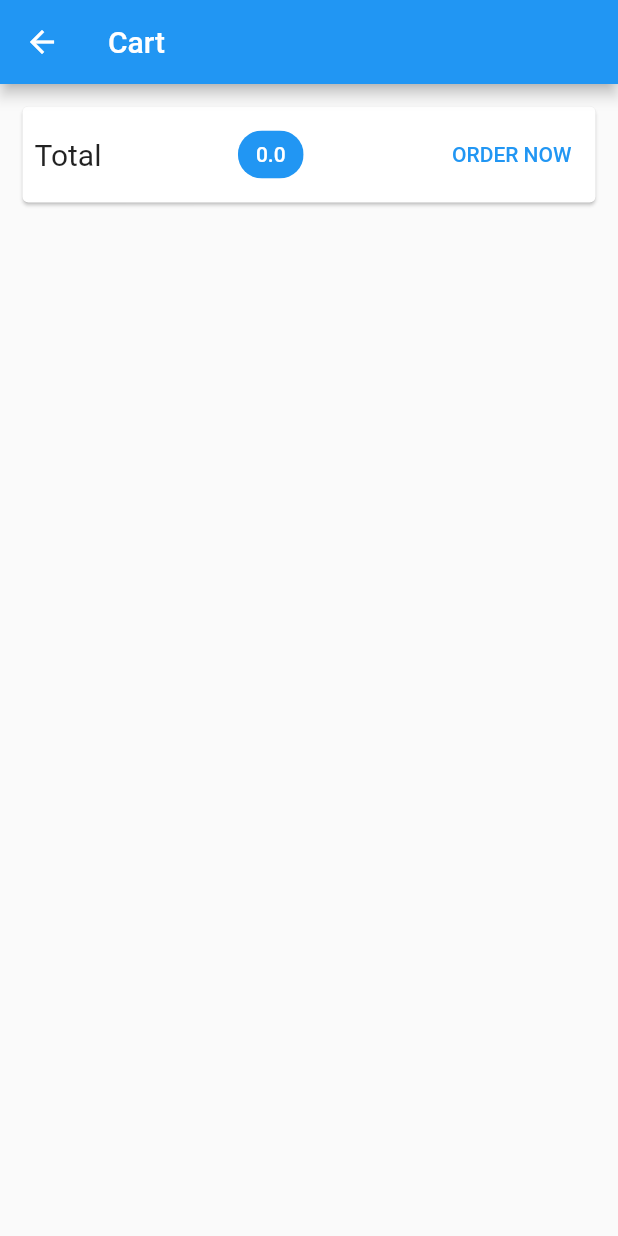
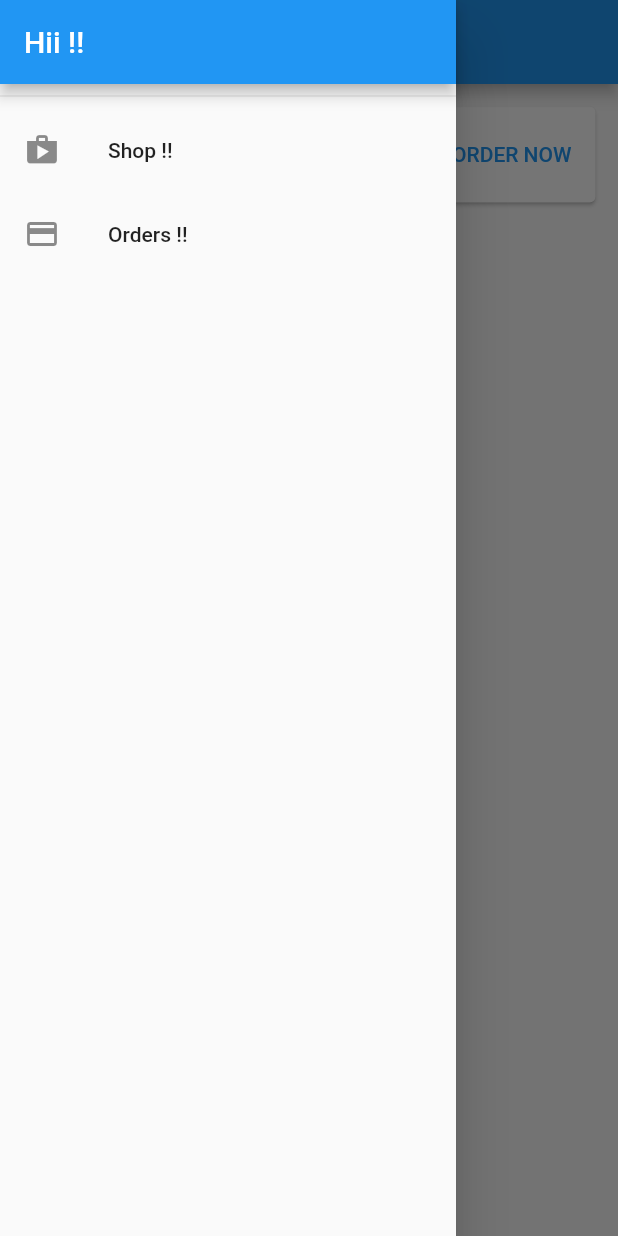
Before and after one commit to Sid-80/Flutter-Nike, a Flutter app: the CartScreen screen opened by its route, with the side drawer open (before the commit the screen has no drawer), on a phone screen of 412 x 824 dp. Run offline on Flutter 3.47's test engine with Material 2 defaults, Android fonts, the light colour scheme and no system bars; network calls fail.

Commit message:
drawer and order list completed

```diff
--- a/lib/Screens/cart.dart
+++ b/lib/Screens/cart.dart
@@ -42,4 +42,9 @@ class Cart with ChangeNotifier{
     notifyListeners();
   }
 
+  void clearCart() {
+    _items = {};
+    notifyListeners();
+  }
+
 }
--- a/lib/Screens/cart_screen.dart
+++ b/lib/Screens/cart_screen.dart
@@ -1,6 +1,8 @@
 import "package:flutter/material.dart";
 import "package:provider/provider.dart";
 import 'package:shopmain/Screens/cart.dart' show Cart;
+import 'package:shopmain/providers/orders.dart';
+import 'package:shopmain/widgets/order_drawer.dart';
 import '../widgets/cartItem.dart';
 
 class CartScreen extends StatelessWidget {
@@ -9,16 +11,17 @@ class CartScreen extends StatelessWidget {
     final cart = Provider.of<Cart>(context);
     return Scaffold(
       appBar: AppBar(title: const Text("Cart"),),
+      drawer: const OrderDrawer(),
       body: Column(
         children: [
           Card(
-            margin: EdgeInsets.all(15),
+            margin: const EdgeInsets.all(15),
             child: Padding(
-                padding: EdgeInsets.all(8),
+                padding: const EdgeInsets.all(8),
               child: Row(
                 mainAxisAlignment: MainAxisAlignment.spaceBetween,
                 children: [
-                  Text("Total", style: TextStyle(fontSize: 20),),
+                  const Text("Total", style: TextStyle(fontSize: 20),),
                   Chip(
                       label: Text(
                           cart.totalAmount.toString(),
@@ -28,7 +31,10 @@ class CartScreen extends StatelessWidget {
                       ),
                       backgroundColor: Theme.of(context).primaryColor,
                   ),
-                  TextButton(onPressed: () {}, child: const Text("ORDER NOW")),
+                  TextButton(onPressed: () {
+                    Provider.of<Orders>(context, listen: false).addOrder(cart.items.values.toList(), cart.totalAmount);
+                    cart.clearCart();
+                  }, child: const Text("ORDER NOW")),
                 ],
               ),
             )
--- /dev/null
+++ b/lib/Screens/orders_screen.dart
@@ -0,0 +1,23 @@
+import 'package:flutter/material.dart';
+import 'package:provider/provider.dart';
+import 'package:shopmain/widgets/order_drawer.dart';
+import '../providers/orders.dart';
+import '../widgets/orderWidget.dart';
+
+class OrdersScreen extends StatelessWidget {
+  const OrdersScreen({Key? key}) : super(key: key);
+
+  @override
+  Widget build(BuildContext context) {
+    final orderData = Provider.of<Orders>(context);
+    return Scaffold(
+      appBar: AppBar(
+        title: const Text("Order Now !!"),
+      ),
+      drawer: OrderDrawer(),
+      body: ListView.builder(
+          itemBuilder: (ctx,i) => OrderList(orderData.orders[i]),
+      itemCount: orderData.orders.length,),
+    );
+  }
+}
--- a/lib/main.dart
+++ b/lib/main.dart
@@ -1,5 +1,7 @@
 import 'package:flutter/material.dart';
 import 'package:shopmain/Screens/cart_screen.dart';
+import 'package:shopmain/Screens/orders_screen.dart';
+import 'package:shopmain/providers/orders.dart';
 import './Screens/cart.dart';
 import './Screens/HomePage.dart';
 import './Screens/contentPage.dart';
@@ -21,6 +23,7 @@ class MyApp extends StatelessWidget {
       MultiProvider(providers: [
           ChangeNotifierProvider(create:(ctx) => contentOfProducts()),
           ChangeNotifierProvider(create:(ctx) =>Cart()),
+        ChangeNotifierProvider(create: (ctx) =>Orders()),
       ],
 
       child: MaterialApp(
@@ -35,6 +38,7 @@ class MyApp extends StatelessWidget {
           '/content' : (context) => contentPage(),
           '/cardContent' : (context) => cardContent(),
           '/cart' : (context) => CartScreen(),
+          '/order' : (context) => OrdersScreen(),
         },
       ),
     );
--- /dev/null
+++ b/lib/providers/orders.dart
@@ -0,0 +1,30 @@
+import 'package:provider/provider.dart';
+import 'package:flutter/material.dart';
+import '../Screens/cart.dart';
+
+class OrderItem{
+  final String id;
+  final double amount;
+  final List<cartItem> products;
+  final DateTime dateTime;
+  OrderItem({required this.id,required this.amount,required this.products,required this.dateTime});
+}
+
+class Orders with ChangeNotifier{
+  List<OrderItem> _orders = [];
+
+  List<OrderItem> get orders{
+    return [..._orders];
+  }
+
+  void addOrder(List<cartItem> orderProducts, double total) {
+    _orders.insert(0, OrderItem(
+        id: DateTime.now().toString(),
+        amount: total,
+        products: orderProducts,
+        dateTime: DateTime.now()
+    ));
+    notifyListeners();
+  }
+
+}
--- /dev/null
+++ b/lib/widgets/order_drawer.dart
@@ -0,0 +1,32 @@
+import 'package:flutter/material.dart';
+
+
+class OrderDrawer extends StatelessWidget {
+  const OrderDrawer({Key? key}) : super(key: key);
+
+  @override
+  Widget build(BuildContext context) {
+    return Drawer(
+      child: Column(
+        children: [
+          AppBar(title: const Text("Hii !!"),automaticallyImplyLeading: false),
+          Divider(),
+          ListTile(
+            leading: Icon(Icons.shop),
+            title: Text("Shop !!"),
+            onTap: (){
+              Navigator.of(context).pushReplacementNamed('/content');
+            },
+          ),
+          ListTile(
+            leading: Icon(Icons.payment),
+            title: Text("Orders !!"),
+            onTap: (){
+              Navigator.of(context).pushReplacementNamed('/order');
+            },
+          )
+        ],
+      ),
+    );
+  }
+}
--- a/pubspec.yaml
+++ b/pubspec.yaml
@@ -41,6 +41,7 @@ dev_dependencies:
   flutter_test:
     sdk: flutter
   provider: ^6.0.4
+  intl: ^0.18.0
 
   # The "flutter_lints" package below contains a set of recommended lints to
   # encourage good coding practices. The lint set provided by the package is
```
Also changed, not shown: lib/Screens/cardContent.dart (+7 -5 lines), lib/Screens/contentPage.dart (+7 -3 lines), lib/widgets/orderWidget.dart (added, +27 -0 lines), pubspec.lock.
